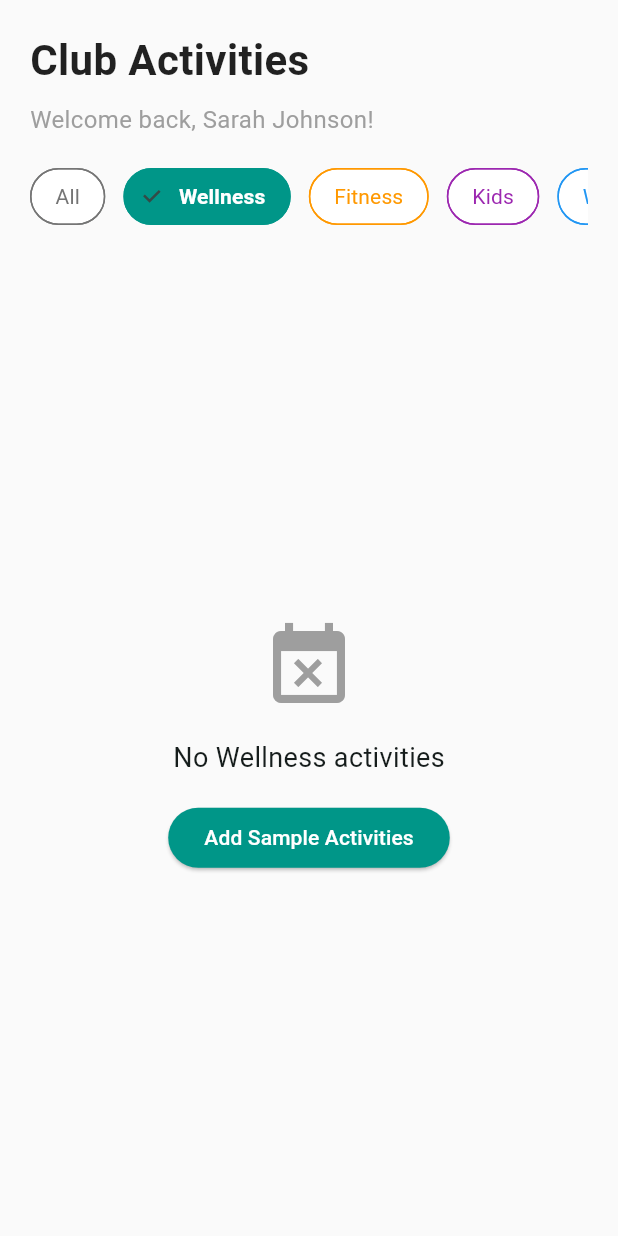
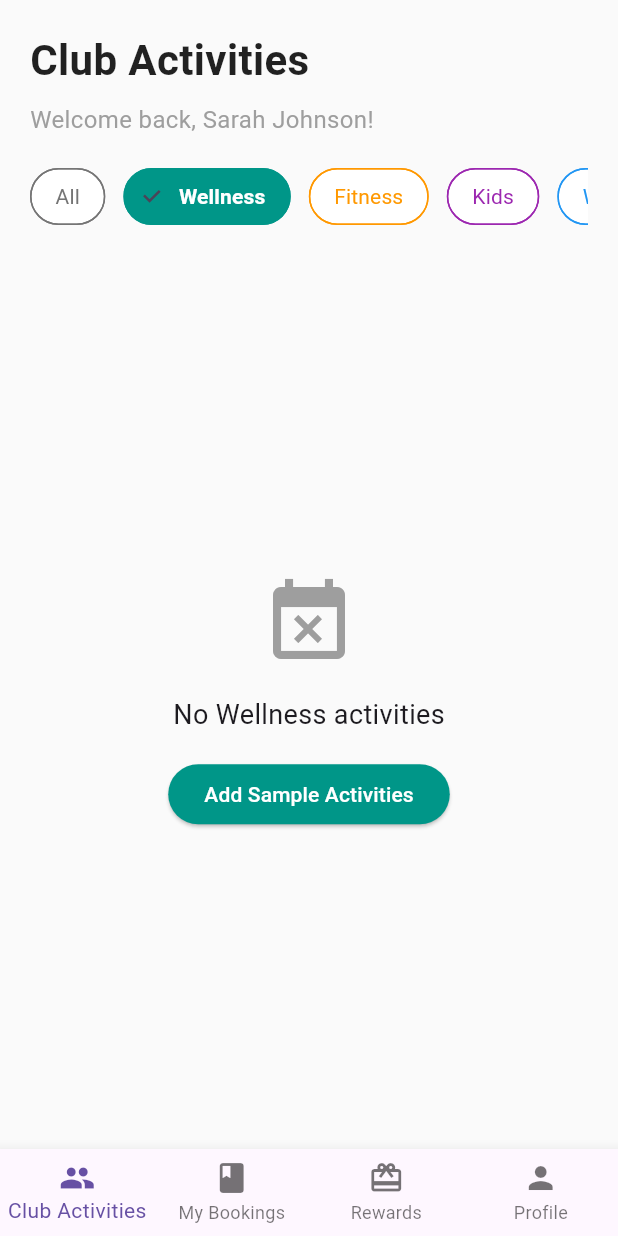
Before and after one commit to Comicalist/SportCentreApp, a Flutter app: the screen it shows after launch, after a tap on "Wellness", on a phone screen of 412 x 824 dp. Run offline on Flutter 3.47's test engine with Material 3 defaults, Android fonts, the phone set to English and light mode, and no system bars; our stand-ins replace cloud_firestore, firebase_core; accounts and stored records are empty.

Commit message:
Complete app navigation build

```diff
--- a/sport_centre_booking/lib/main.dart
+++ b/sport_centre_booking/lib/main.dart
@@ -2,6 +2,9 @@ import 'package:flutter/material.dart';
 import 'package:firebase_core/firebase_core.dart';
 import 'firebase_options.dart';
 import 'screens/home_screen.dart';
+import 'screens/bookings.dart';
+import 'screens/rewards.dart';
+import 'screens/profile.dart';
 
 void main() async {
   WidgetsFlutterBinding.ensureInitialized();
@@ -26,16 +29,52 @@ class MyApp extends StatelessWidget {
   @override
   Widget build(BuildContext context) {
     return MaterialApp(
-      title: 'Sport Centre Booking',
-      theme: ThemeData(
-        colorScheme: ColorScheme.fromSeed(
-          seedColor: Colors.teal,
-          brightness: Brightness.light,
-        ),
-        useMaterial3: true,
-      ),
-      home: const HomeScreen(),
       debugShowCheckedModeBanner: false,
+      title: 'Club App',
+      theme: ThemeData(primarySwatch: Colors.blue),
+      home: const MainNavigation(),
     );
   }
 }
+
+class MainNavigation extends StatefulWidget {
+  const MainNavigation({super.key});
+
+  @override
+  State<MainNavigation> createState() => _MainNavigationState();
+}
+
+class _MainNavigationState extends State<MainNavigation> {
+  int _selectedIndex = 0;
+
+  final List<Widget> _screens = const [
+    HomeScreen(),
+    BookingsScreen(),
+    RewardsScreen(),
+    ProfileScreen(),
+  ];
+
+  void _onItemTapped(int index) {
+    setState(() {
+      _selectedIndex = index;
+    });
+  }
+
+  @override
+  Widget build(BuildContext context) {
+    return Scaffold(
+      body: _screens[_selectedIndex],
+      bottomNavigationBar: BottomNavigationBar(
+        type: BottomNavigationBarType.fixed,
+        currentIndex: _selectedIndex,
+        onTap: _onItemTapped,
+        items: const [
+          BottomNavigationBarItem(icon: Icon(Icons.group), label: "Club Activities"),
+          BottomNavigationBarItem(icon: Icon(Icons.book), label: "My Bookings"),
+          BottomNavigationBarItem(icon: Icon(Icons.card_giftcard), label: "Rewards"),
+          BottomNavigationBarItem(icon: Icon(Icons.person), label: "Profile"),
+        ],
+      ),
+    );
+  }
+}
```
Also changed, not shown: sport_centre_booking/lib/screens/bookings.dart (added, +15 -0 lines), sport_centre_booking/lib/screens/profile.dart (added, +15 -0 lines), sport_centre_booking/lib/screens/rewards.dart (added, +15 -0 lines).
